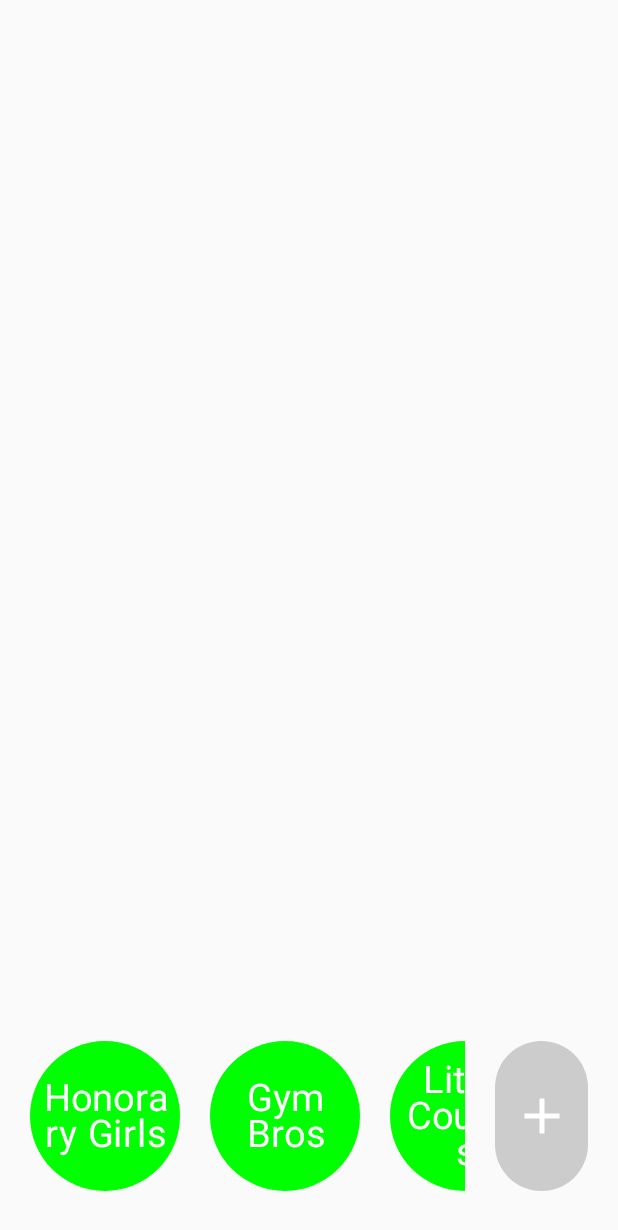
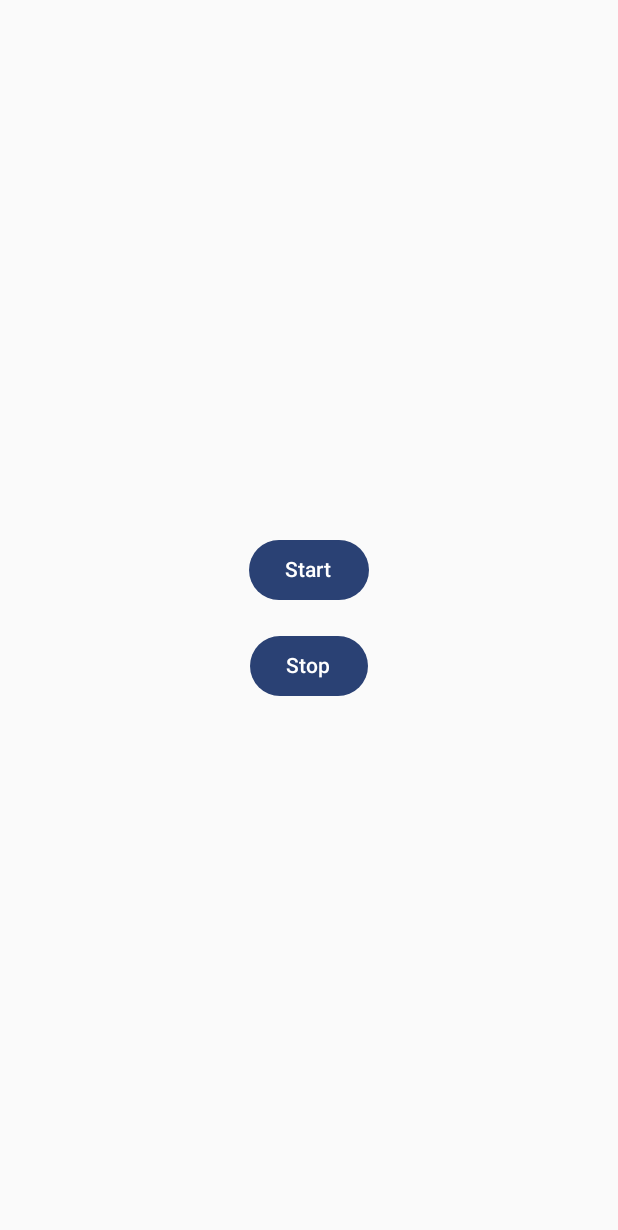
Before and after one commit to RU-Here/RUHere, an Android app built with Jetpack Compose: the screen it shows after launch (MainActivity), on a phone screen of 412 x 824 dp. Shown: the top 1230 px of the screen. Run offline under Robolectric (Android 15) with nearby library versions, the phone set to English and light mode, and no system bars.

Commit message:
Location App

```diff
--- a/android/app/src/main/AndroidManifest.xml
+++ b/android/app/src/main/AndroidManifest.xml
@@ -7,8 +7,11 @@
     <uses-permission android:name="android.permission.ACCESS_COARSE_LOCATION" />
     <uses-permission android:name="android.permission.ACCESS_FINE_LOCATION" />
     <uses-permission android:name="android.permission.FOREGROUND_SERVICE" />
+    <uses-permission android:name="android.permission.FOREGROUND_SERVICE_LOCATION" />
+    <uses-permission android:name="android.permission.POST_NOTIFICATIONS" />
 
     <application
+        android:name="LocationApp"
         android:allowBackup="true"
         android:dataExtractionRules="@xml/data_extraction_rules"
         android:fullBackupContent="@xml/backup_rules"
@@ -18,6 +21,7 @@
         android:supportsRtl="true"
         android:theme="@style/Theme.TestApp"
         tools:targetApi="31">
+        <service android:name=".LocationService" android:foregroundServiceType="location" />
         <activity
             android:name=".MainActivity"
             android:exported="true"
--- /dev/null
+++ b/android/app/src/main/java/com/example/testapp/LocationApp.kt
@@ -0,0 +1,21 @@
+package com.example.testapp
+
+import android.app.Application
+import android.app.NotificationChannel
+import android.app.NotificationManager
+import android.os.Build
+
+class LocationApp: Application() {
+    override fun onCreate() {
+        super.onCreate()
+        if(Build.VERSION.SDK_INT >= Build.VERSION_CODES.O){
+            val channel = NotificationChannel(
+                "location",
+                "Location",
+                NotificationManager.IMPORTANCE_LOW
+            )
+            val notificationManager = getSystemService(NOTIFICATION_SERVICE) as NotificationManager
+            notificationManager.createNotificationChannel(channel)
+        }
+    }
+}
--- a/android/app/src/main/java/com/example/testapp/MainActivity.kt
+++ b/android/app/src/main/java/com/example/testapp/MainActivity.kt
@@ -3,6 +3,7 @@
 package com.example.testapp
 
 import android.Manifest
+import android.content.Intent
 import android.os.Build
 import androidx.activity.result.contract.ActivityResultContracts
 import androidx.annotation.RequiresApi
@@ -21,6 +22,7 @@ import androidx.compose.foundation.layout.aspectRatio
 import androidx.compose.foundation.layout.fillMaxHeight
 import androidx.compose.foundation.layout.fillMaxSize
 import androidx.compose.foundation.layout.fillMaxWidth
+import androidx.compose.foundation.layout.height
 import androidx.compose.foundation.layout.padding
 import androidx.compose.foundation.layout.size
 import androidx.compose.foundation.layout.width
@@ -52,6 +54,7 @@ import androidx.compose.ui.text.style.TextAlign
 import androidx.compose.ui.tooling.preview.Preview
 import androidx.compose.ui.unit.dp
 import androidx.compose.ui.unit.sp
+import androidx.core.app.ActivityCompat
 import com.example.testapp.ui.theme.TestAppTheme
 import kotlin.random.Random
 
@@ -62,6 +65,14 @@ class MainActivity : ComponentActivity() {
     override fun onCreate(savedInstanceState: Bundle?) {
         super.onCreate(savedInstanceState)
         enableEdgeToEdge()
+        ActivityCompat.requestPermissions(
+            this,
+            arrayOf(
+                Manifest.permission.ACCESS_COARSE_LOCATION,
+                Manifest.permission.ACCESS_FINE_LOCATION
+            ),
+            0
+        )
         var groupchats = listOf<GroupChat>(
                     GroupChat("Honorary Girls"),
                     GroupChat("Gym Bros"),
@@ -71,7 +82,32 @@ class MainActivity : ComponentActivity() {
                 )
         setContent {
             TestAppTheme {
-                DisplayGroupChats(groupchats)
+                Column(
+                    verticalArrangement = Arrangement.Center,
+                    horizontalAlignment = Alignment.CenterHorizontally,
+                    modifier = Modifier.fillMaxSize()
+                ) {
+                    Button(
+                        onClick = {
+                            Intent(applicationContext, LocationService::class.java).apply{
+                                action = LocationService.ACTION_START
+                                startService(this)
+                            }
+                        }){
+                        Text(text = "Start")
+                    }
+                    Spacer(modifier = Modifier.height(16.dp))
+                    Button(
+                        onClick = {
+                            Intent(applicationContext, LocationService::class.java).apply{
+                                action = LocationService.ACTION_STOP
+                                startService(this)
+                            }
+                        }){
+                        Text(text = "Stop")
+                    }
+                }
+                //DisplayGroupChats(groupchats)
             }
         }
     }
```
Also changed, not shown: android/app/src/main/java/com/example/testapp/LocationService.kt (+58 -1 lines).
